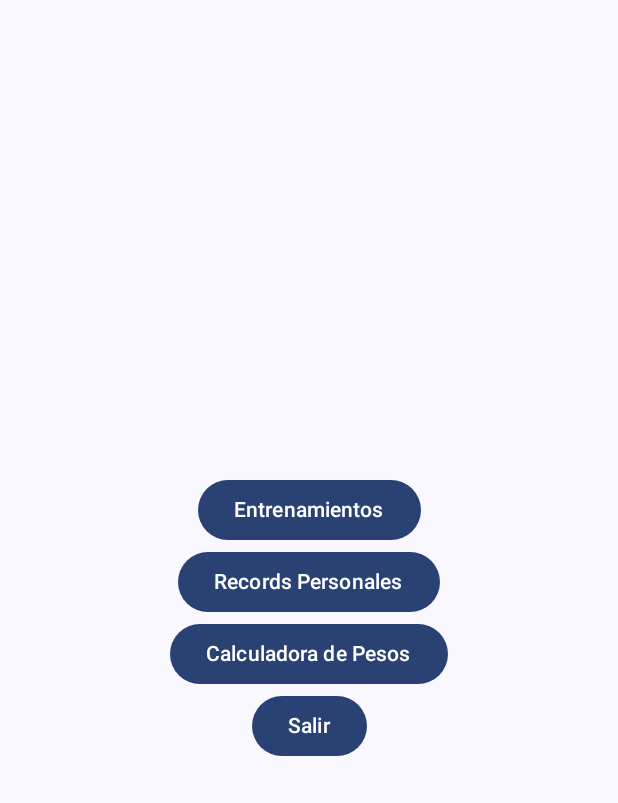
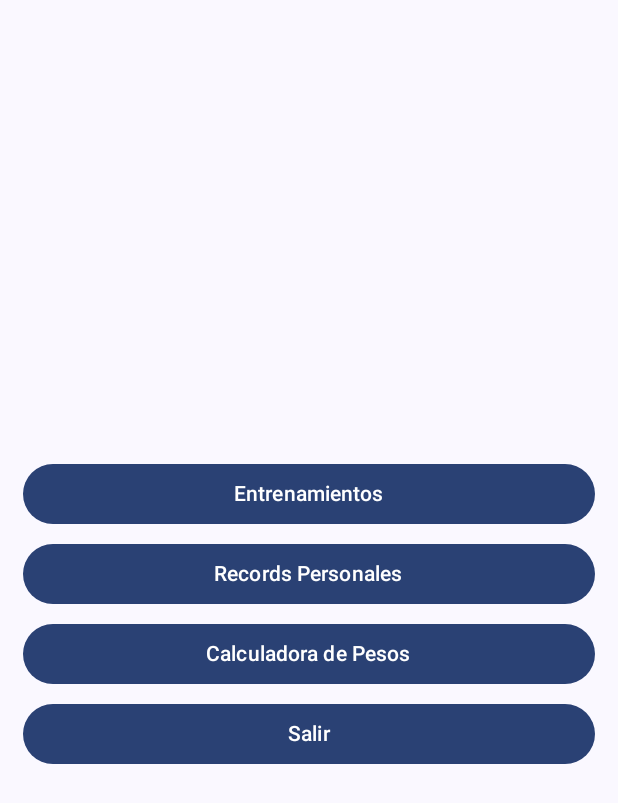
Before and after one commit to FernandoSM123/SistemaDeGimnasio, an Android app built with Jetpack Compose: the MainScreen screen opened through its navigation route, on a phone screen of 412 x 824 dp. Shown: the top 803 px of the screen. Run offline under Robolectric (Android 15) with nearby library versions, the phone set to English and light mode, and no system bars; our stand-ins replace Room's generated code; 1 statement that could not run was skipped.

Commit message:
login fixed

```diff
--- a/app/src/main/java/com/example/sistemadegimnasio/MainActivity.kt
+++ b/app/src/main/java/com/example/sistemadegimnasio/MainActivity.kt
@@ -55,6 +55,19 @@ class MainActivity : ComponentActivity() {
         Exercise(name = "Hammer Curl")
     )
 
+    val users = listOf(
+        User(email = "johnDoe@gmail.com", password = "123"),
+        User(email = "janeDoe@gmail.com", password = "123"),
+        User(email = "aliceSmith@gmail.com", password = "123"),
+        User(email = "bobBrown@gmail.com", password = "123"),
+        User(email = "charlieDavis@gmail.com", password = "123"),
+        User(email = "dianaEvans@gmail.com", password = "123"),
+        User(email = "edwardFrank@gmail.com", password = "123"),
+        User(email = "fionaGreen@gmail.com", password = "123"),
+        User(email = "georgeHill@gmail.com", password = "123"),
+        User(email = "hannahIvy@gmail.com", password = "123")
+    )
+
     override fun onCreate(savedInstanceState: Bundle?) {
         super.onCreate(savedInstanceState)
 
@@ -72,7 +85,7 @@ class MainActivity : ComponentActivity() {
                     color = MaterialTheme.colorScheme.background
                 ) {
                     //GymApp(DB_connection)
-                    GymApp(Screen.Login.route,applicationContext)
+                    GymApp(Screen.Login.route, applicationContext)
                 }
             }
         }
@@ -80,10 +93,9 @@ class MainActivity : ComponentActivity() {
 
     //GENERAR DATOS DE PRUEBA
     fun initData() {
-        val u1 = User(email = "johnDoe@gmail.com", password = "123")
-        val u2 = User(email = "janeDoe@gmail.com", password = "123")
-        this.userDao.insertUser(u1)
-        this.userDao.insertUser(u2)
+        for (user in users) {
+            this.userDao.insertUser(user)
+        }
 
         for (exercise in exercises) {
             this.exerciseDao.insertExercise(exercise)
--- a/app/src/main/java/com/example/sistemadegimnasio/screens/LoginScreen.kt
+++ b/app/src/main/java/com/example/sistemadegimnasio/screens/LoginScreen.kt
@@ -1,41 +1,92 @@
 package com.example.sistemadegimnasio.screens
 
 import android.widget.Toast
+import androidx.compose.foundation.Image
 import androidx.compose.foundation.layout.Arrangement
 import androidx.compose.foundation.layout.Column
+import androidx.compose.foundation.layout.Spacer
 import androidx.compose.runtime.*
 import androidx.compose.foundation.layout.fillMaxSize
+import androidx.compose.foundation.layout.fillMaxWidth
+import androidx.compose.foundation.layout.height
+import androidx.compose.foundation.layout.padding
+import androidx.compose.foundation.layout.width
+import androidx.compose.foundation.text.KeyboardOptions
 import androidx.compose.material3.Button
 import androidx.compose.material3.Text
 import androidx.compose.material3.TextField
 import androidx.compose.runtime.Composable
 import androidx.compose.ui.*
+import androidx.compose.ui.layout.ContentScale
 import androidx.compose.ui.platform.LocalContext
+import androidx.compose.ui.res.painterResource
+import androidx.compose.ui.text.font.FontWeight
+import androidx.compose.ui.text.input.KeyboardType
 import androidx.compose.ui.text.input.PasswordVisualTransformation
+import androidx.compose.ui.tooling.preview.Preview
+import androidx.compose.ui.unit.dp
+import androidx.compose.ui.unit.sp
 import androidx.navigation.NavController
+import androidx.navigation.compose.rememberNavController
 import com.example.sistemadegimnasio.viewModel.LoginViewModel
 
 @Composable
 fun LoginScreen(navController: NavController, viewModel: LoginViewModel) {
-    var username by remember { mutableStateOf("johnDoe@gmail.com") }
+    var email by remember { mutableStateOf("johnDoe@gmail.com") }
     var password by remember { mutableStateOf("123") }
     val context = LocalContext.current
 
 
     Column(
-        modifier = Modifier.fillMaxSize(),
+        modifier = Modifier
+            .fillMaxSize()
+            .padding(horizontal = 15.dp),
         horizontalAlignment = Alignment.CenterHorizontally,
         verticalArrangement = Arrangement.Center
     ) {
-        TextField(value = username, onValueChange = { username = it }, label = { Text("Username") })
+        HeaderImage(modifier = Modifier)
+
+        Spacer(modifier = Modifier.padding(10.dp))
+
+        Text(
+            text = "Sistema de Gimnasio",
+            fontSize = 25.sp,
+            fontWeight = FontWeight.Bold,
+        )
+
+        Spacer(modifier = Modifier.padding(10.dp))
+
+        //EMAIL
         TextField(
+            modifier = Modifier
+                .fillMaxWidth(),
+            value = email,
+            onValueChange = { email = it },
+            label = { Text("Email") },
+            keyboardOptions = KeyboardOptions(keyboardType = KeyboardType.Email),
+        )
+
+        Spacer(modifier = Modifier.padding(10.dp))
+
+        //CONTRASENA
+        TextField(
+            modifier = Modifier
+                .fillMaxWidth(),
             value = password,
             onValueChange = { password = it },
-            label = { Text("Password") },
+            label = { Text("Contraseña") },
+            keyboardOptions = KeyboardOptions(keyboardType = KeyboardType.Password),
             visualTransformation = PasswordVisualTransformation()
         )
-        Button(onClick = {
-            viewModel.login(username, password) { success ->
+
+        Spacer(modifier = Modifier.padding(10.dp))
+
+        //LOGIN BUTTON
+        Button(
+            modifier = Modifier
+                .fillMaxWidth(),
+            onClick = {
+                viewModel.login(email, password) { success ->
                     if (success) {
                         navController.navigate("main")
                     } else {
@@ -47,3 +98,26 @@ fun LoginScreen(navController: NavController, viewModel: LoginViewModel) {
         }
     }
 }
+
+@Composable
+fun HeaderImage(modifier: Modifier) {
+    val painter = painterResource(id = com.example.sistemadegimnasio.R.drawable.login2)
+    Image(
+        painter = painter,
+        contentDescription = "Header",
+        contentScale = ContentScale.Crop,
+        modifier = modifier
+            .width(64.dp)
+            .height(64.dp)
+    )
+}
+
+@Preview(showBackground = true)
+@Composable
+fun LoginScreenPreview() {
+    val context = LocalContext.current
+    LoginScreen(
+        navController = rememberNavController(),
+        viewModel = LoginViewModel(context)
+    )
+}
--- a/app/src/main/java/com/example/sistemadegimnasio/screens/MainScreen.kt
+++ b/app/src/main/java/com/example/sistemadegimnasio/screens/MainScreen.kt
@@ -3,31 +3,66 @@ package com.example.sistemadegimnasio.screens
 import androidx.compose.foundation.layout.Arrangement
 import androidx.compose.foundation.layout.Column
 import androidx.compose.foundation.layout.fillMaxSize
+import androidx.compose.foundation.layout.fillMaxWidth
+import androidx.compose.foundation.layout.padding
 import androidx.compose.material3.Button
 import androidx.compose.material3.Text
 import androidx.compose.runtime.Composable
 import androidx.compose.ui.Alignment
 import androidx.compose.ui.Modifier
 import androidx.compose.ui.tooling.preview.Preview
+import androidx.compose.ui.unit.dp
 import androidx.navigation.NavController
+import androidx.navigation.compose.rememberNavController
 import com.example.sistemadegimnasio.Screen
 import com.example.sistemadegimnasio.viewModel.LoginViewModel
+import com.example.sistemadegimnasio.viewModel.WeightCalculatorViewModel
 
 
 @Composable
 fun MainScreen(navController: NavController) {
-    Column(modifier = Modifier.fillMaxSize(), horizontalAlignment = Alignment.CenterHorizontally, verticalArrangement = Arrangement.Center) {
-        Button(onClick = { navController.navigate(Screen.Workouts.route) }) {
+    Column(
+        modifier = Modifier
+            .fillMaxSize()
+            .padding(horizontal = 15.dp),
+        horizontalAlignment = Alignment.CenterHorizontally,
+        verticalArrangement = Arrangement.Center
+    ) {
+        Button(
+            modifier = Modifier
+                .fillMaxWidth()
+                .padding(bottom = 5.dp),
+            onClick = { navController.navigate(Screen.Workouts.route) }) {
             Text("Entrenamientos")
         }
-        Button(onClick = { navController.navigate(Screen.PersonalRecords.route) }) {
+        Button(
+            modifier = Modifier
+                .fillMaxWidth()
+                .padding(bottom = 5.dp),
+            onClick = { navController.navigate(Screen.PersonalRecords.route) }) {
             Text("Records Personales")
         }
-        Button(onClick = { navController.navigate(Screen.WeightCalculator.route) }) {
+        Button(
+            modifier = Modifier
+                .fillMaxWidth()
+                .padding(bottom = 5.dp),
+            onClick = { navController.navigate(Screen.WeightCalculator.route) }) {
             Text("Calculadora de Pesos")
         }
-        Button(onClick = { navController.navigate(Screen.Login.route) }) {
+        Button(
+            modifier = Modifier
+                .fillMaxWidth()
+                .padding(bottom = 5.dp),
+            onClick = { navController.navigate(Screen.Login.route) }) {
             Text("Salir")
         }
     }
 }
+
+@Preview(showBackground = true)
+@Composable
+fun MainScreenPreview() {
+    MainScreen(
+        navController = rememberNavController()
+    )
+}
```
Also changed, not shown: app/src/main/res/drawable/login1.png (added), app/src/main/res/drawable/login2.png (added). Lines whose indentation alone changed are shown as unchanged.
